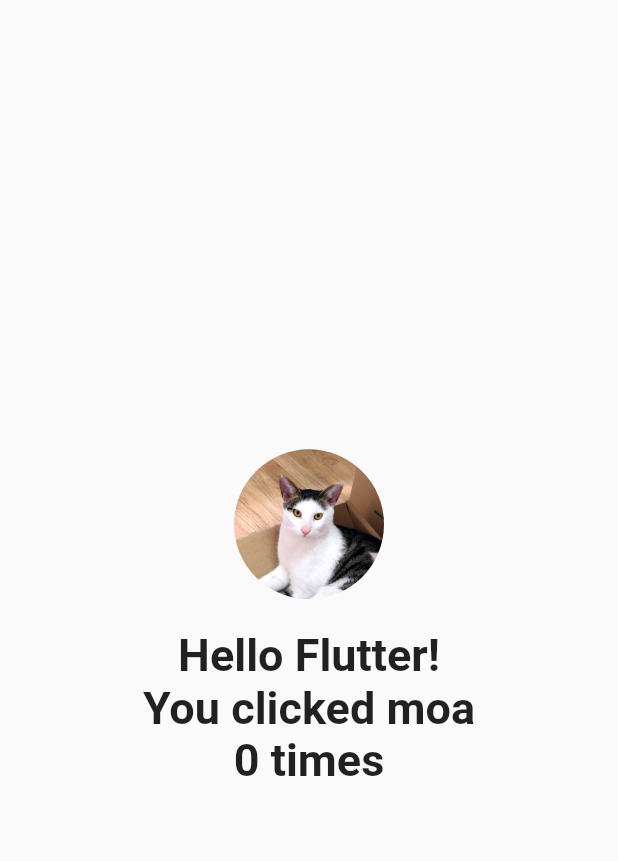
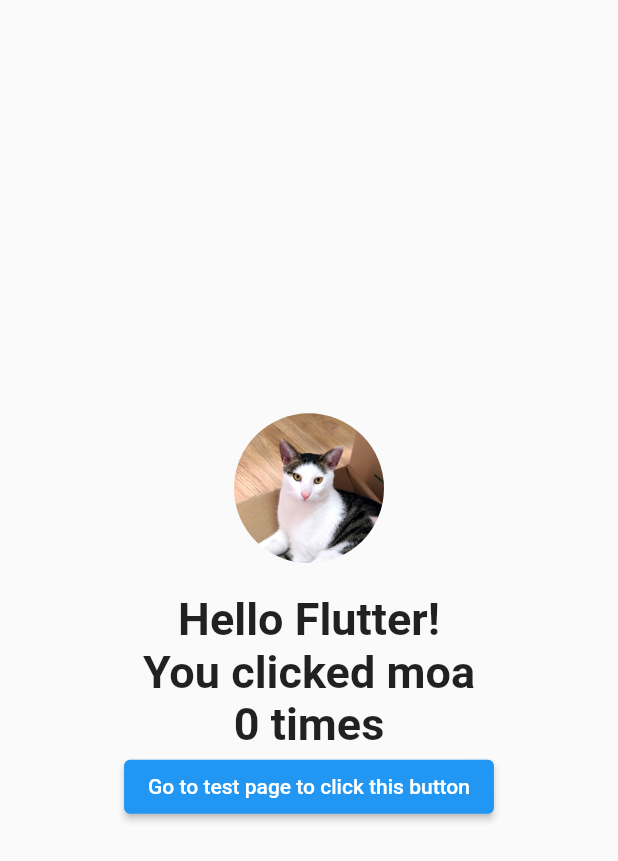
Before and after one commit to hsh2001/flutter-template, a Flutter app: the screen it shows after launch, on a phone screen of 412 x 824 dp. Shown: the top 861 px of the screen. Run offline on Flutter 3.47's test engine with Material 2 defaults, Android fonts, the phone set to English and light mode, and no system bars; our stand-ins replace get.

Commit message:
Add GetX routing example

```diff
--- a/lib/main.dart
+++ b/lib/main.dart
@@ -1,48 +1,12 @@
 import 'package:flutter/material.dart';
+import 'package:get/get.dart';
 import 'package:provider/provider.dart';
 
-import './provider/count_provider.dart';
+import 'provider/count_provider.dart';
+import 'widget/home_screen.dart';
+import 'widget/test_screen.dart';
 
 void main() => runApp(const MyApp());
-
-/// You can remove _Screen widget to reset project when you use this template.
-class _Screen extends StatelessWidget {
-  @override
-  Widget build(BuildContext context) {
-    final countProvider = Provider.of<CountProvider>(context);
-
-    return Column(
-      mainAxisAlignment: MainAxisAlignment.center,
-      crossAxisAlignment: CrossAxisAlignment.center,
-      children: [
-        GestureDetector(
-          onTap: countProvider.up,
-          child: ClipRRect(
-            borderRadius: BorderRadius.circular(100),
-            child: Image.asset(
-              'images/moa.jpg',
-              width: 100,
-              height: 100,
-            ),
-          ),
-        ),
-        Padding(
-          padding: const EdgeInsets.only(top: 20),
-          child: Center(
-            child: Text(
-              'Hello Flutter!\nYou clicked moa\n${countProvider.count} times',
-              textAlign: TextAlign.center,
-              style: const TextStyle(
-                fontSize: 30,
-                fontWeight: FontWeight.bold,
-              ),
-            ),
-          ),
-        ),
-      ],
-    );
-  }
-}
 
 class MyApp extends StatelessWidget {
   const MyApp({Key? key}) : super(key: key);
@@ -53,10 +17,16 @@ class MyApp extends StatelessWidget {
       providers: [
         ChangeNotifierProvider(create: (context) => CountProvider()),
       ],
-      child: MaterialApp(
+      child: GetMaterialApp(
         title: 'Hello flutter',
         theme: ThemeData(primaryColor: Colors.blue),
-        home: Scaffold(body: _Screen()),
+        home: const HomeScreen(),
+        getPages: [
+          GetPage(
+            name: '/test',
+            page: () => const TestScreen(),
+          ),
+        ],
       ),
     );
   }
--- /dev/null
+++ b/lib/widget/home_screen.dart
@@ -0,0 +1,51 @@
+import 'package:flutter/material.dart';
+import 'package:get/get.dart';
+import 'package:provider/provider.dart';
+
+import '../provider/count_provider.dart';
+
+class HomeScreen extends StatelessWidget {
+  const HomeScreen({Key? key}) : super(key: key);
+
+  @override
+  Widget build(BuildContext context) {
+    final countProvider = Provider.of<CountProvider>(context);
+
+    return Scaffold(
+      body: Column(
+        mainAxisAlignment: MainAxisAlignment.center,
+        crossAxisAlignment: CrossAxisAlignment.center,
+        children: [
+          GestureDetector(
+            onTap: countProvider.up,
+            child: ClipRRect(
+              borderRadius: BorderRadius.circular(100),
+              child: Image.asset(
+                'images/moa.jpg',
+                width: 100,
+                height: 100,
+              ),
+            ),
+          ),
+          Padding(
+            padding: const EdgeInsets.only(top: 20),
+            child: Center(
+              child: Text(
+                'Hello Flutter!\nYou clicked moa\n${countProvider.count} times',
+                textAlign: TextAlign.center,
+                style: const TextStyle(
+                  fontSize: 30,
+                  fontWeight: FontWeight.bold,
+                ),
+              ),
+            ),
+          ),
+          ElevatedButton(
+            onPressed: () => Get.toNamed('/test'),
+            child: const Text('Go to test page to click this button'),
+          ),
+        ],
+      ),
+    );
+  }
+}
--- /dev/null
+++ b/lib/widget/test_screen.dart
@@ -0,0 +1,18 @@
+import 'package:flutter/material.dart';
+import 'package:get/get.dart';
+
+class TestScreen extends StatelessWidget {
+  const TestScreen({Key? key}) : super(key: key);
+
+  @override
+  Widget build(BuildContext context) {
+    return Scaffold(
+      body: Center(
+        child: ElevatedButton(
+          child: const Text('Click this button to go back'),
+          onPressed: () => Get.back(),
+        ),
+      ),
+    );
+  }
+}
```
Also changed, not shown: 1 other file.
